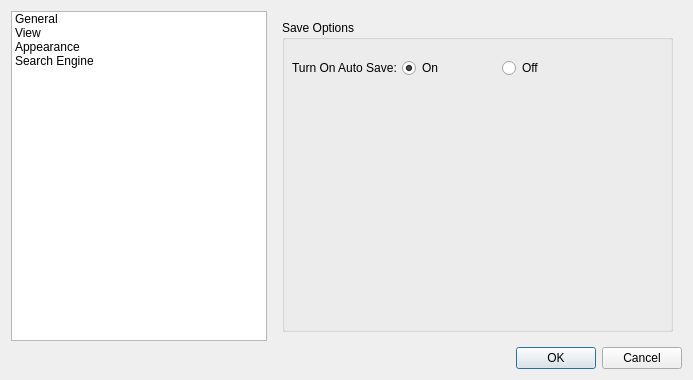
Yovsky/Edito, file preferencesdialog.ui: the form before one commit.
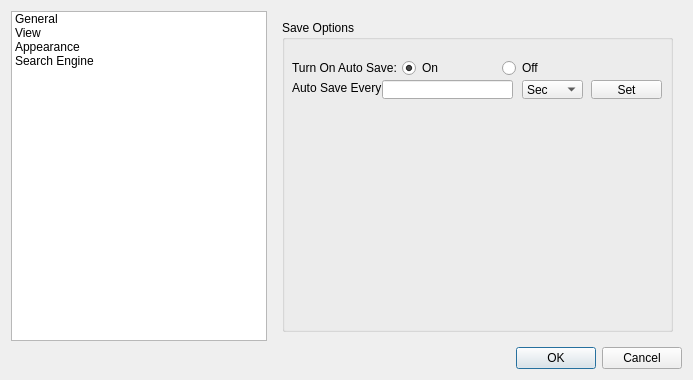
The form after the commit. Icons and pictures are not drawn.

Commit message: Added customization to Auto Save timer

What changed in the file:
```diff
--- a/preferencesdialog.ui
+++ b/preferencesdialog.ui
@@ -52,7 +52,7 @@
      </property>
      <widget class="QWidget" name="General">
       <layout class="QGridLayout" name="gridLayout_4">
-       <item row="0" column="0">
+       <item row="0" column="1">
         <widget class="QGroupBox" name="SaveOptions">
          <property name="title">
           <string>Save Options</string>
@@ -99,6 +99,67 @@
            <string>Off</string>
           </property>
          </widget>
+         <widget class="QLabel" name="SaveLabel">
+          <property name="geometry">
+           <rect>
+            <x>10</x>
+            <y>60</y>
+            <width>91</width>
+            <height>16</height>
+           </rect>
+          </property>
+          <property name="text">
+           <string>Auto Save Every:</string>
+          </property>
+         </widget>
+         <widget class="QLineEdit" name="SaveBox">
+          <property name="geometry">
+           <rect>
+            <x>100</x>
+            <y>60</y>
+            <width>131</width>
+            <height>19</height>
+           </rect>
+          </property>
+         </widget>
+         <widget class="QComboBox" name="SaveCombo">
+          <property name="geometry">
+           <rect>
+            <x>240</x>
+            <y>60</y>
+            <width>61</width>
+            <height>19</height>
+           </rect>
+          </property>
+          <item>
+           <property name="text">
+            <string>Sec</string>
+           </property>
+          </item>
+          <item>
+           <property name="text">
+            <string>Min</string>
+           </property>
+          </item>
+          <item>
+           <property name="text">
+            <string>Hr</string>
+           </property>
+          </item>
+         </widget>
+         <widget class="QPushButton" name="SetSave">
+          <property name="geometry">
+           <rect>
+            <x>309</x>
+            <y>60</y>
+            <width>71</width>
+            <height>19</height>
+           </rect>
+          </property>
+          <property name="text">
+           <string>Set</string>
+          </property>
+         </widget>
         </widget>
        </item>
       </layout>
```
The commit also changes 4 other files.
